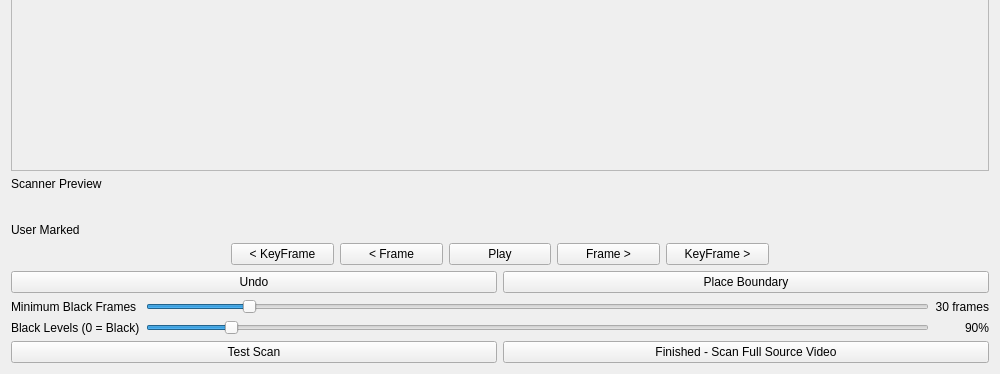
Old version of the form scanner/scannerwindow.ui in the repository trafficman/commcut; both pictures show x 0 to 1000 and y 426 to 800 of the 1000 by 800 pixel window.
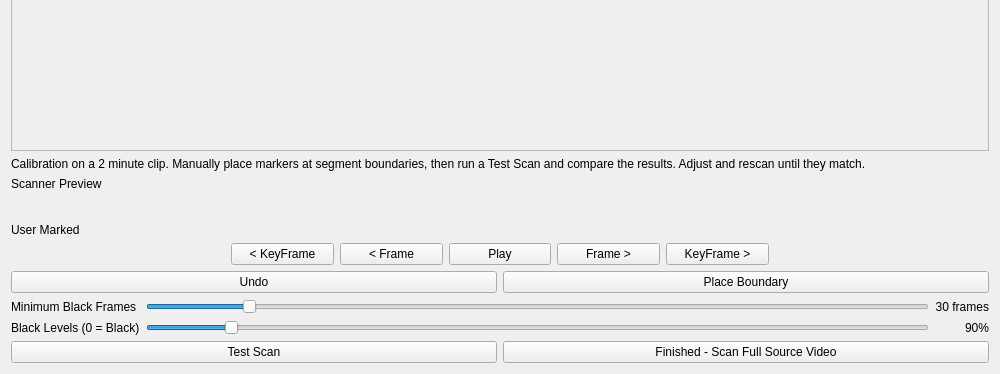
New version of the form. Custom widgets are drawn as their Qt base class.

Commit message: #30, pass over the entire UI to apply tooltips to most buttons and forms

Patch:
```diff
--- a/scanner/scannerwindow.ui
+++ b/scanner/scannerwindow.ui
@@ -32,6 +32,13 @@
        </property>
       </widget>
      </item>
+     <item>
+      <widget class="QLabel" name="labelIntro">
+       <property name="text">
+        <string>Calibration on a 2 minute clip. Manually place markers at segment boundaries, then run a Test Scan and compare the results. Adjust and rescan until they match.</string>
+       </property>
+      </widget>
+     </item>
      <item>
       <layout class="QFormLayout" name="timelines">
        <item row="0" column="0">
```
Left out of the diff: 52 changed lines with no effect on the pictures. Lines whose indentation alone changed are shown as unchanged. The commit also changes 5 other files.
